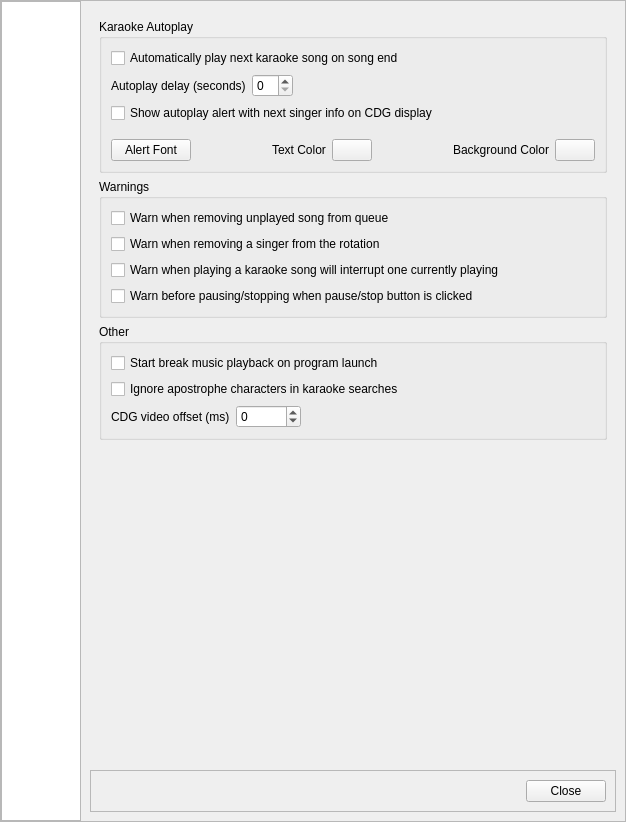
OpenKJ/OpenKJ, file OpenKJ/dlgsettings.ui: the form before one commit.
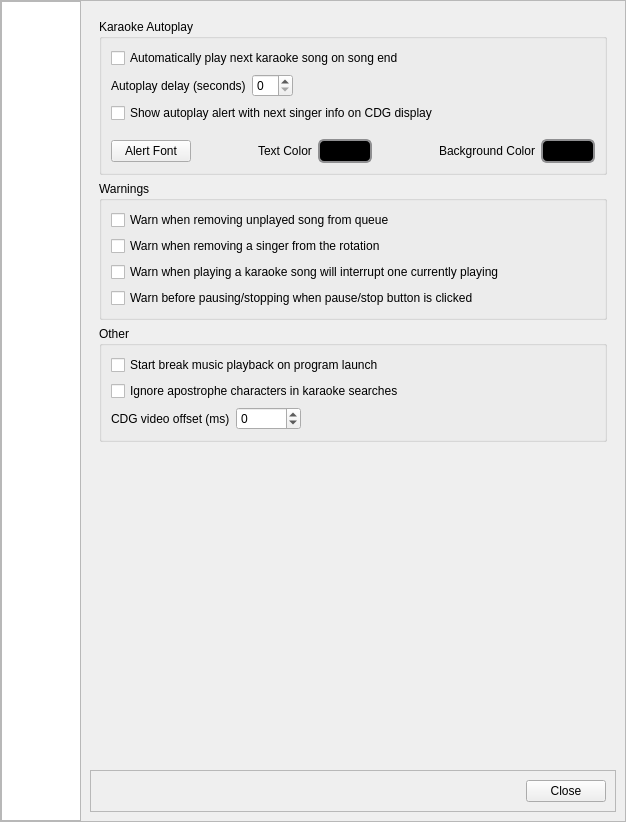
The form after the commit. The open tabs and pages were chosen to show the change. Icons and pictures are not drawn.

Commit message: Fix karaoke autoplay alert color picker buttons not displaying color x- platform

What changed in the file:
```diff
--- a/OpenKJ/dlgsettings.ui
+++ b/OpenKJ/dlgsettings.ui
@@ -1103,6 +1103,30 @@
                  </item>
                  <item>
                   <widget class="QPushButton" name="btnAlertTxtColor">
+                   <property name="styleSheet">
+                    <string notr="true">QPushButton {
+    border: 2px solid #8f8f91;
+    border-radius: 6px;
+    background-color: rgb(0,0,0);
+    min-width: 40px;
+    padding-left: 5px;
+    padding-right: 5px;
+    padding-top: 3px;
+    padding-bottom: 3px;
+}
+
+QPushButton:pressed {
+    background-color: rgb(0,0,0);
+}
+
+QPushButton:flat {
+    border: none; /* no border for a flat push button */
+}
+
+QPushButton:default {
+    border-color: navy; /* make the default button prominent */
+}</string>
+                   </property>
                    <property name="text">
                     <string/>
                    </property>
@@ -1130,6 +1154,30 @@
                  </item>
                  <item>
                   <widget class="QPushButton" name="btnAlertBgColor">
+                   <property name="styleSheet">
+                    <string notr="true">QPushButton {
+    border: 2px solid #8f8f91;
+    border-radius: 6px;
+    background-color: rgb(0,0,0);
+    min-width: 40px;
+    padding-left: 5px;
+    padding-right: 5px;
+    padding-top: 3px;
+    padding-bottom: 3px;
+}
+
+QPushButton:pressed {
+    background-color: rgb(0,0,0);
+}
+
+QPushButton:flat {
+    border: none; /* no border for a flat push button */
+}
+
+QPushButton:default {
+    border-color: navy; /* make the default button prominent */
+}</string>
+                   </property>
                    <property name="text">
                     <string/>
                    </property>
```
Left out of the diff: 2 changed lines with no effect on the pictures. The commit also changes 1 other file.
